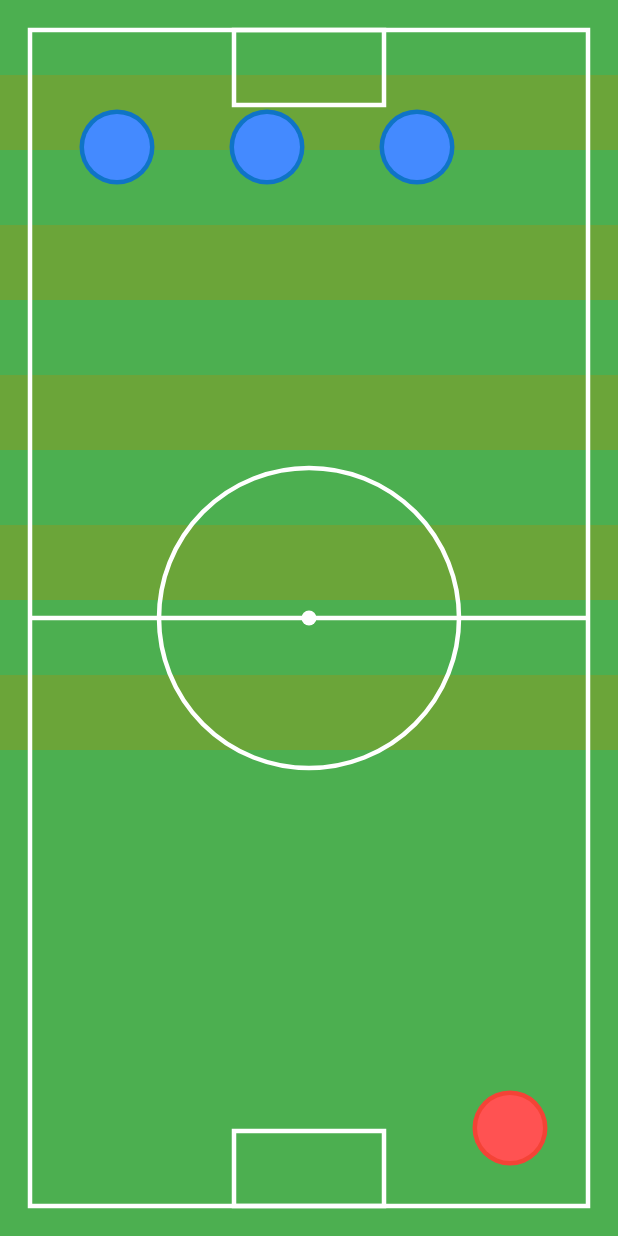
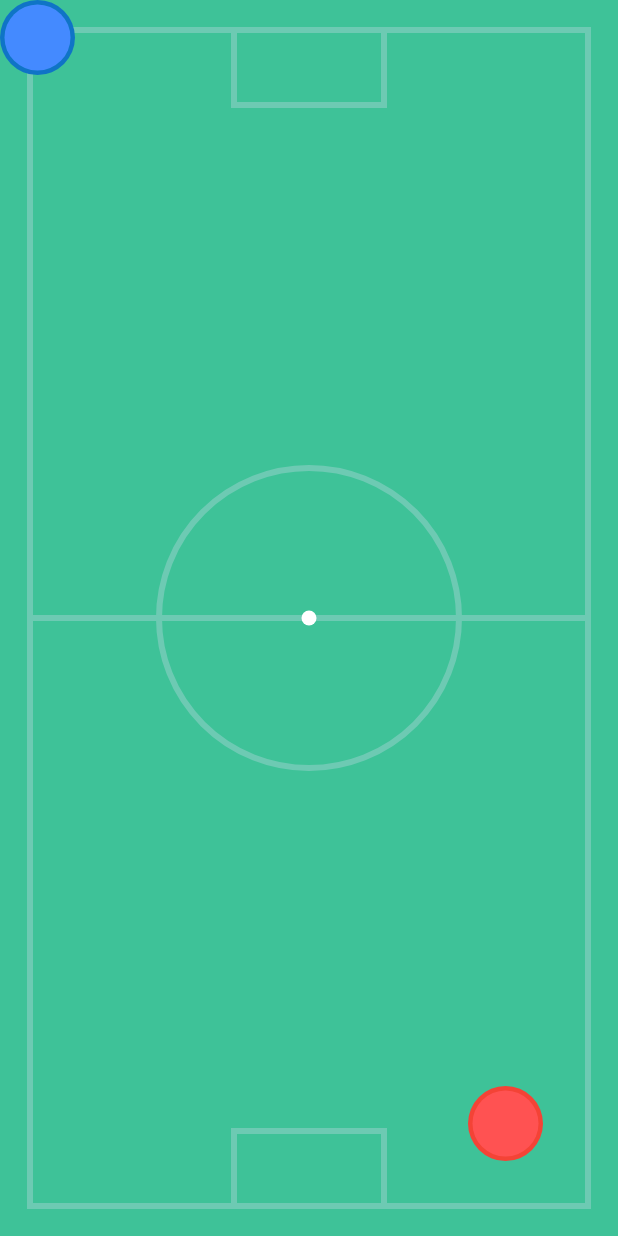
Before and after one commit to donald-88/haptics_app, a Flutter app: the screen it shows after launch, on a phone screen of 412 x 824 dp. Run offline on Flutter 3.47's test engine with Material 2 defaults, Android fonts, the phone set to English and light mode, and no system bars; drawn by our look-alikes of avatar_glow.

Commit message:
fixed alignment issue

```diff
--- a/lib/components/pitchPainter.dart
+++ b/lib/components/pitchPainter.dart
@@ -7,8 +7,8 @@ class PitchPainter extends CustomPainter {
     double centerY = size.height / 2;
 
     Paint paint = Paint()
-      ..color = Colors.white
-      ..strokeWidth = 3
+      ..color = const Color.fromARGB(255, 109, 202, 179)
+      ..strokeWidth = 4
       ..style = PaintingStyle.stroke;
 
     Paint paintFill = Paint()
@@ -18,16 +18,6 @@ class PitchPainter extends CustomPainter {
     Paint zones = Paint()
       ..color = const Color.fromARGB(255, 107, 165, 57)
       ..style = PaintingStyle.fill;
-
-    for (double zone = 0; zone <= size.width.toDouble();) {
-      if (zone % 100 == 0) {
-        canvas.drawRect(
-            Rect.fromPoints(
-                Offset(0, zone + 100), Offset(size.width, zone + 50)),
-            zones);
-      }
-      ++zone;
-    }
 
     canvas.drawLine(
         Offset(20, centerY), Offset(size.width - 20, centerY), paint);
--- a/lib/components/player.dart
+++ b/lib/components/player.dart
@@ -23,8 +23,10 @@ class _PlayerState extends State<Player> {
   @override
   Widget build(BuildContext context) {
     return Positioned(
-      top: widget.initTop - 32,
-      left: widget.initLeft - 32,
+      height: 50,
+      width: 50,
+      top: widget.initTop,
+      left: widget.initLeft,
       child: GestureDetector(
         onPanUpdate: (details) {
           setState(() {
@@ -43,6 +45,7 @@ class _PlayerState extends State<Player> {
           glowColor: widget.borderColor,
           duration: const Duration(milliseconds: 1000),
           repeatPauseDuration: const Duration(milliseconds: 100),
+          curve: Curves.easeInOut,
           child: Container(
             height: 50,
             width: 50,
--- a/lib/screens/pitch.dart
+++ b/lib/screens/pitch.dart
@@ -15,25 +15,77 @@ class _PitchSideState extends State<PitchSide> {
     double width = MediaQuery.of(context).size.width;
     double height = MediaQuery.of(context).size.height;
 
+    print(width);
+    print(height);
+
     Player playerA = Player(
       color: const Color.fromARGB(255, 15, 116, 198),
       borderColor: Colors.blueAccent,
-      initLeft: 50,
-      initTop: 70,
+      initLeft: 0,
+      initTop: 0,
     );
 
     Player playerA2 = Player(
       color: const Color.fromARGB(255, 15, 116, 198),
       borderColor: Colors.blueAccent,
-      initLeft: 150,
+      initLeft: (width / 3),
       initTop: 70,
     );
 
     Player playerA3 = Player(
       color: const Color.fromARGB(255, 15, 116, 198),
       borderColor: Colors.blueAccent,
-      initLeft: 250,
+      initLeft: (width / 2) + 20,
       initTop: 70,
+    );
+
+    Player playerA4 = Player(
+      color: const Color.fromARGB(255, 15, 116, 198),
+      borderColor: Colors.blueAccent,
+      initLeft: width - 100,
+      initTop: 70,
+    );
+
+    Player playerA5 = Player(
+      color: const Color.fromARGB(255, 15, 116, 198),
+      borderColor: Colors.blueAccent,
+      initLeft: width / 2,
+      initTop: 150,
+    );
+
+    Player playerA6 = Player(
+      color: const Color.fromARGB(255, 15, 116, 198),
+      borderColor: Colors.blueAccent,
+      initLeft: (width / 2) - 100,
+      initTop: 200,
+    );
+
+    Player playerA7 = Player(
+      color: const Color.fromARGB(255, 15, 116, 198),
+      borderColor: Colors.blueAccent,
+      initLeft: (width / 2) + 100,
+      initTop: 200,
+    );
+
+    Player playerA8 = Player(
+      color: const Color.fromARGB(255, 15, 116, 198),
+      borderColor: Colors.blueAccent,
+      initLeft: (width / 2) - 30,
+      initTop: 250,
+    );
+
+    Player playerA9 = Player(
+      color: const Color.fromARGB(255, 15, 116, 198),
+      borderColor: Colors.blueAccent,
+      initLeft: (width / 2) - 180,
+      initTop: 250,
+    );
+
+    Player playerA10 = Player(
+      color: const Color.fromARGB(255, 15, 116, 198),
+      borderColor: Colors.blueAccent,
+      initLeft: (width / 2) + 130,
+      initTop: 250,
     );
 
     Player playerB = Player(
@@ -44,21 +96,16 @@ class _PitchSideState extends State<PitchSide> {
     );
 
     return SafeArea(
-      child: SizedBox(
-        height: height,
-        width: width,
+      child: Center(
         child: Stack(
-          fit: StackFit.expand,
           children: [
             Container(
-              color: Colors.green,
-              height: height - 50,
-              width: width - 50,
+              color: const Color.fromARGB(255, 62, 194, 152),
+              height: height,
+              width: width,
               child: CustomPaint(painter: PitchPainter()),
             ),
             playerA,
-            playerA2,
-            playerA3,
             playerB
           ],
         ),
```
